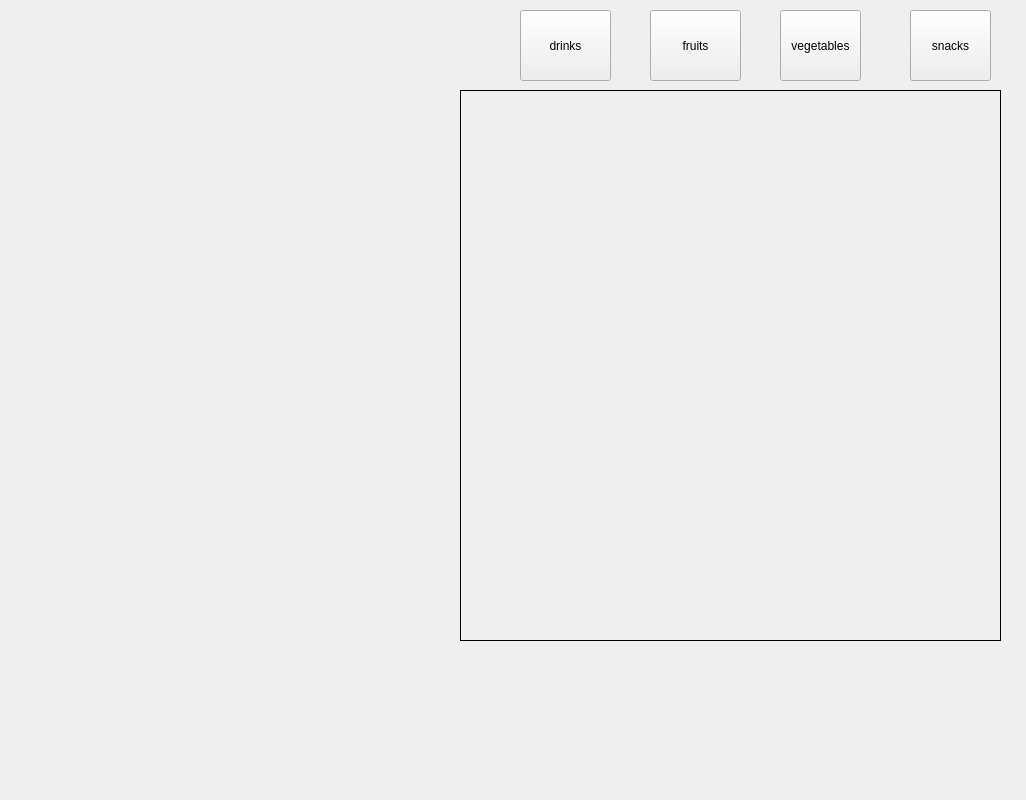
The window that cashRegisterSystem/cashRegisterSystem.ui (Ismaeel-Muhammad/Cash-Register-System) describes before a commit, drawn with Qt 5.
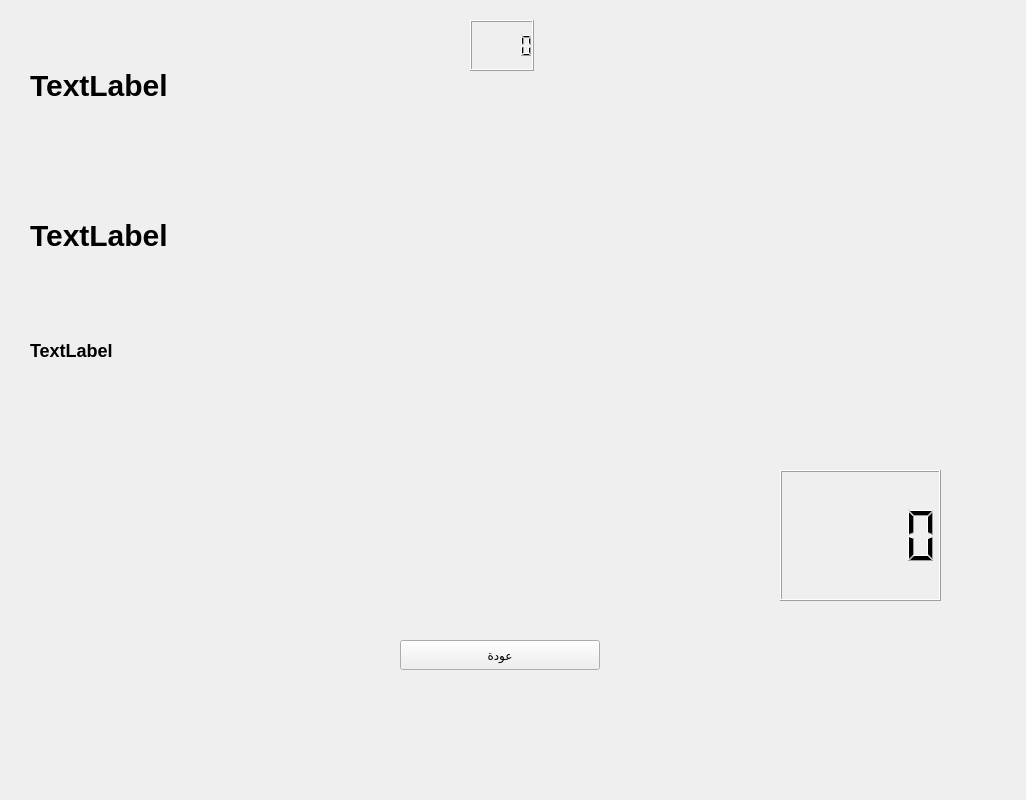
The same window after the commit. The open tabs and pages were chosen to show the change.

```diff
--- a/cashRegisterSystem/cashRegisterSystem.ui
+++ b/cashRegisterSystem/cashRegisterSystem.ui
@@ -13,36 +13,97 @@
   <property name="windowTitle">
    <string>TestShit</string>
   </property>
-  <widget class="QPushButton" name="drinks">
+  <widget class="QStackedWidget" name="stackedWidget_2">
    <property name="geometry">
     <rect>
-     <x>520</x>
-     <y>10</y>
-     <width>91</width>
-     <height>71</height>
+     <x>0</x>
+     <y>0</y>
+     <width>1021</width>
+     <height>791</height>
     </rect>
    </property>
+   <property name="currentIndex">
+    <number>0</number>
+   </property>
+   <widget class="QWidget" name="page_5">
+    <widget class="QPushButton" name="login_btn">
+     <property name="geometry">
+      <rect>
+       <x>440</x>
+       <y>440</y>
+       <width>100</width>
+       <height>61</height>
+      </rect>
+     </property>
+     <property name="styleSheet">
+      <string notr="true">font-weight:bold;
+font-size:18px;</string>
+     </property>
    <property name="text">
-    <string>drinks</string>
-   </property>
-  </widget>
-  <widget class="QPushButton" name="fruits">
+      <string>دخول</string>
+     </property>
+    </widget>
+    <widget class="QLabel" name="label">
    <property name="geometry">
     <rect>
-     <x>650</x>
-     <y>10</y>
+       <x>610</x>
+       <y>310</y>
+       <width>111</width>
+       <height>31</height>
+      </rect>
+     </property>
+     <property name="styleSheet">
+      <string notr="true">font-weight:bold;
+font-size:18px;
+</string>
+     </property>
+     <property name="text">
+      <string>اسم المستخدم</string>
+     </property>
+    </widget>
+    <widget class="QLabel" name="label_2">
+     <property name="geometry">
+      <rect>
+       <x>630</x>
+       <y>370</y>
      <width>91</width>
-     <height>71</height>
-    </rect>
-   </property>
+       <height>31</height>
+      </rect>
+     </property>
+     <property name="styleSheet">
+      <string notr="true">font-weight:bold;
+font-size:18px;</string>
+     </property>
    <property name="text">
-    <string>fruits</string>
-   </property>
-  </widget>
+      <string>الرقم السري</string>
+     </property>
+    </widget>
+    <widget class="QLineEdit" name="password">
+     <property name="geometry">
+      <rect>
+       <x>390</x>
+       <y>370</y>
+       <width>200</width>
+       <height>31</height>
+      </rect>
+     </property>
+    </widget>
+    <widget class="QLineEdit" name="name">
+     <property name="geometry">
+      <rect>
+       <x>390</x>
+       <y>310</y>
+       <width>200</width>
+       <height>31</height>
+      </rect>
+     </property>
+    </widget>
+   </widget>
+   <widget class="QWidget" name="page_6">
   <widget class="QPushButton" name="vegetables">
    <property name="geometry">
     <rect>
-     <x>780</x>
+       <x>750</x>
      <y>10</y>
      <width>81</width>
      <height>71</height>
@@ -52,24 +113,24 @@
     <string>vegetables</string>
    </property>
   </widget>
-  <widget class="QPushButton" name="snacks">
+    <widget class="QPushButton" name="fruits">
    <property name="geometry">
     <rect>
-     <x>910</x>
+       <x>620</x>
      <y>10</y>
-     <width>81</width>
+       <width>91</width>
      <height>71</height>
     </rect>
    </property>
    <property name="text">
-    <string>snacks</string>
+      <string>fruits</string>
    </property>
   </widget>
   <widget class="QStackedWidget" name="stackedWidget">
    <property name="geometry">
     <rect>
-     <x>460</x>
-     <y>90</y>
+       <x>440</x>
+       <y>110</y>
      <width>541</width>
      <height>551</height>
     </rect>
@@ -158,6 +219,156 @@
      </property>
      <property name="frameShadow">
       <enum>QFrame::Raised</enum>
+       </property>
+      </widget>
+     </widget>
+    </widget>
+    <widget class="QPushButton" name="drinks">
+     <property name="geometry">
+      <rect>
+       <x>490</x>
+       <y>10</y>
+       <width>91</width>
+       <height>71</height>
+      </rect>
+     </property>
+     <property name="text">
+      <string>drinks</string>
+     </property>
+    </widget>
+    <widget class="QPushButton" name="snacks">
+     <property name="geometry">
+      <rect>
+       <x>870</x>
+       <y>10</y>
+       <width>81</width>
+       <height>71</height>
+      </rect>
+     </property>
+     <property name="text">
+      <string>snacks</string>
+     </property>
+    </widget>
+    <widget class="QLineEdit" name="lineEdit">
+     <property name="geometry">
+      <rect>
+       <x>112</x>
+       <y>20</y>
+       <width>221</width>
+       <height>21</height>
+      </rect>
+     </property>
+    </widget>
+    <widget class="QLabel" name="label_3">
+     <property name="geometry">
+      <rect>
+       <x>340</x>
+       <y>20</y>
+       <width>61</width>
+       <height>16</height>
+      </rect>
+     </property>
+     <property name="text">
+      <string>رقم العميل</string>
+     </property>
+    </widget>
+    <widget class="QPushButton" name="search">
+     <property name="geometry">
+      <rect>
+       <x>20</x>
+       <y>20</y>
+       <width>75</width>
+       <height>24</height>
+      </rect>
+     </property>
+     <property name="text">
+      <string>بحث</string>
+     </property>
+    </widget>
+   </widget>
+   <widget class="QWidget" name="page_7">
+    <widget class="QPushButton" name="back">
+     <property name="geometry">
+      <rect>
+       <x>400</x>
+       <y>640</y>
+       <width>200</width>
+       <height>30</height>
+      </rect>
+     </property>
+     <property name="text">
+      <string>عودة</string>
+     </property>
+    </widget>
+    <widget class="QLCDNumber" name="totalpaid">
+     <property name="geometry">
+      <rect>
+       <x>780</x>
+       <y>470</y>
+       <width>161</width>
+       <height>131</height>
+      </rect>
+     </property>
+    </widget>
+    <widget class="QLabel" name="customername">
+     <property name="geometry">
+      <rect>
+       <x>30</x>
+       <y>30</y>
+       <width>891</width>
+       <height>111</height>
+      </rect>
+     </property>
+     <property name="styleSheet">
+      <string notr="true">font-weight:bold;
+font-size:30px;</string>
+     </property>
+     <property name="text">
+      <string>TextLabel</string>
+     </property>
+    </widget>
+    <widget class="QLabel" name="customerPH">
+     <property name="geometry">
+      <rect>
+       <x>30</x>
+       <y>180</y>
+       <width>891</width>
+       <height>111</height>
+      </rect>
+     </property>
+     <property name="styleSheet">
+      <string notr="true">font-weight:bold;
+font-size:30px;</string>
+     </property>
+     <property name="text">
+      <string>TextLabel</string>
+     </property>
+    </widget>
+    <widget class="QLabel" name="class_2">
+     <property name="geometry">
+      <rect>
+       <x>30</x>
+       <y>330</y>
+       <width>121</width>
+       <height>41</height>
+      </rect>
+     </property>
+     <property name="styleSheet">
+      <string notr="true">font-weight:bold;
+font-size:18px;</string>
+     </property>
+     <property name="text">
+      <string>TextLabel</string>
+     </property>
+    </widget>
+    <widget class="QLCDNumber" name="id">
+     <property name="geometry">
+      <rect>
+       <x>470</x>
+       <y>20</y>
+       <width>64</width>
+       <height>51</height>
+      </rect>
      </property>
     </widget>
    </widget>
```
Lines whose indentation alone changed are shown as unchanged.
